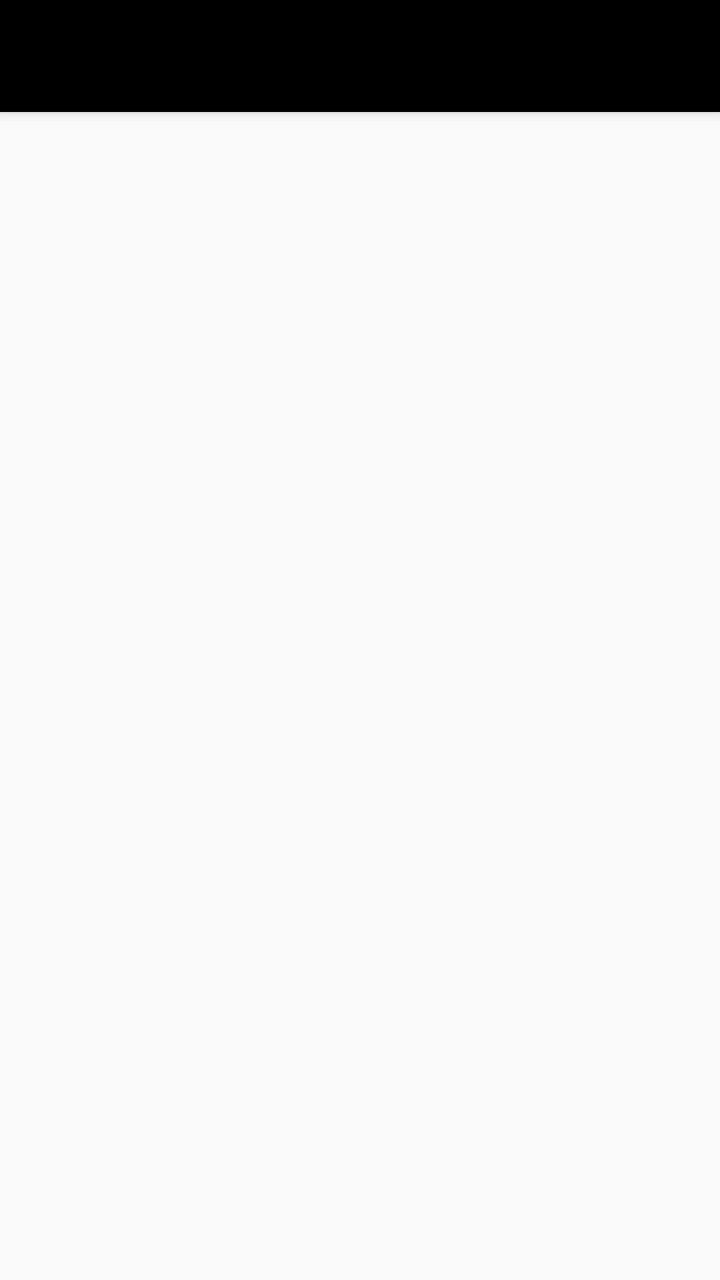
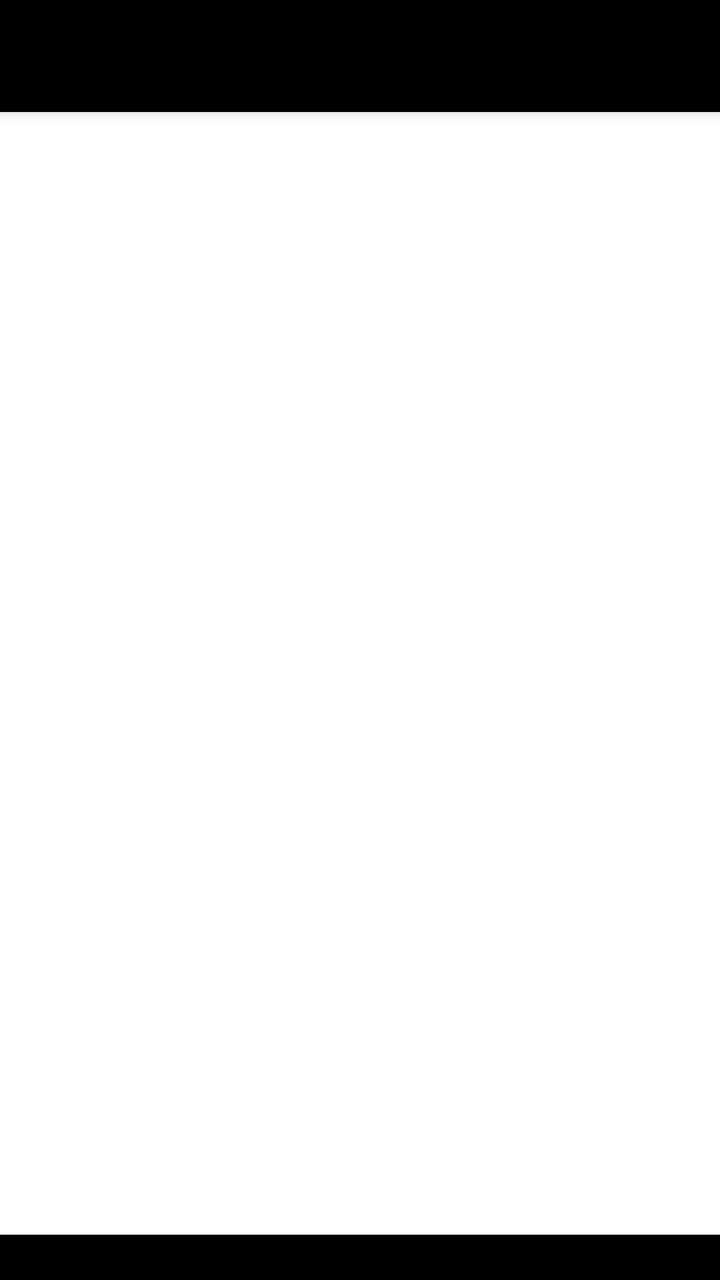

Before-and-after screenshots of an Android layout around one commit, followed by the original layout XML and the change that was made.
<!-- AndroidManifest.xml: application theme AppTheme -->
<!-- res/layout/activity_list.xml -->
<?xml version="1.0" encoding="utf-8"?>
<LinearLayout xmlns:android="http://schemas.android.com/apk/res/android"
    android:layout_width="match_parent"
    android:layout_height="match_parent"
    android:background="?attr/zrBg"
    android:orientation="vertical">

    <LinearLayout
        android:layout_width="match_parent"
        android:layout_height="56dp"
        android:background="?attr/zrHeader"
        android:elevation="4dp"
        android:gravity="center_vertical"
        android:orientation="horizontal"
        android:paddingLeft="8dp"
        android:paddingRight="8dp">

        <TextView
            android:id="@+id/header"
            android:layout_width="0dp"
            android:layout_height="wrap_content"
            android:layout_weight="1"
            android:ellipsize="end"
            android:singleLine="true"
            android:textColor="#FFFFFFFF"
            android:textSize="19sp"
            android:textStyle="bold" />
    </LinearLayout>

    <TextView
        android:id="@+id/empty"
        android:layout_width="match_parent"
        android:layout_height="wrap_content"
        android:padding="20dp"
        android:text="@string/empty_list"
        android:textColor="?attr/zrTextSecondary"
        android:textSize="17sp"
        android:visibility="gone" />

    <ListView
        android:id="@+id/list"
        android:layout_width="match_parent"
        android:layout_height="0dp"
        android:layout_weight="1"
        android:divider="#22000000"
        android:dividerHeight="1dp"
        android:listSelector="@drawable/list_selector" />
</LinearLayout>
<!-- resources referenced by this layout -->
<resources>
  <!-- drawable list_selector (drawable) -->
  <?xml version="1.0" encoding="utf-8"?>
  <selector xmlns:android="http://schemas.android.com/apk/res/android">
      <item android:state_focused="true" android:drawable="@drawable/sel_focus" />
      <item android:state_pressed="true" android:drawable="@drawable/sel_press" />
      <item android:drawable="@android:color/transparent" />
  </selector>
  <string name="empty_list">הרשימה ריקה</string>
  <style name="AppTheme" parent="android:Theme.Holo.Light.NoActionBar">
          <item name="zrBg">@color/bg_light</item>
          <item name="zrHeader">@color/header_black</item>
          <item name="zrAccent">@color/accent_blue</item>
          <item name="zrText">@color/text_dark</item>
          <item name="zrTextSecondary">@color/text_dark_secondary</item>
          <item name="zrRow">@color/row_light</item>
          <item name="android:windowBackground">@color/bg_light</item>
      </style>
  <!-- drawable sel_focus (drawable) -->
  <?xml version="1.0" encoding="utf-8"?>
  <shape xmlns:android="http://schemas.android.com/apk/res/android">
      <solid android:color="#33304E9A" />
      <stroke android:width="2dp" android:color="#FF304E9A" />
  </shape>
  <!-- drawable sel_press (drawable) -->
  <?xml version="1.0" encoding="utf-8"?>
  <shape xmlns:android="http://schemas.android.com/apk/res/android">
      <solid android:color="#22304E9A" />
  </shape>
  <color name="bg_light">#FFFAFAFA</color>
  <color name="header_black">#FF000000</color>
  <color name="accent_blue">#FF304E9A</color>
  <color name="text_dark">#FF212121</color>
  <color name="text_dark_secondary">#FF5A5A5A</color>
  <color name="row_light">#FFFFFFFF</color>
</resources>

<!-- the commit's change to res/layout/activity_list.xml (unified diff, before → after) -->
@@ -42,7 +42,21 @@
         android:layout_width="match_parent"
         android:layout_height="0dp"
         android:layout_weight="1"
+        android:background="?attr/zrRow"
         android:divider="#22000000"
         android:dividerHeight="1dp"
+        android:drawSelectorOnTop="true"
         android:listSelector="@drawable/list_selector" />
+
+    <TextView
+        android:id="@+id/hint"
+        android:layout_width="match_parent"
+        android:layout_height="wrap_content"
+        android:background="?attr/zrHeader"
+        android:ellipsize="end"
+        android:gravity="center"
+        android:padding="4dp"
+        android:singleLine="true"
+        android:textColor="#FFBDBDBD"
+        android:textSize="11sp" />
 </LinearLayout>
